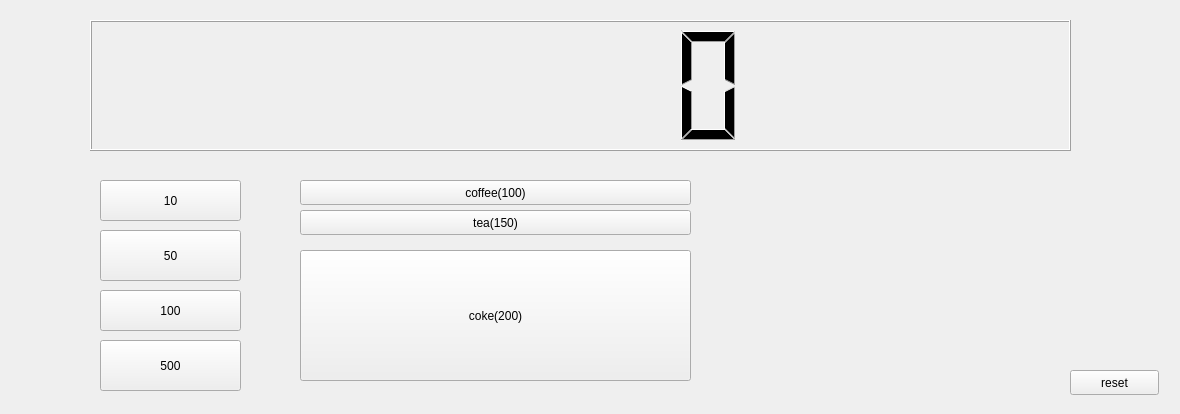
Old version of the form widget.ui in the repository gksdlrdl36/gilgil_QT_vending_machine.
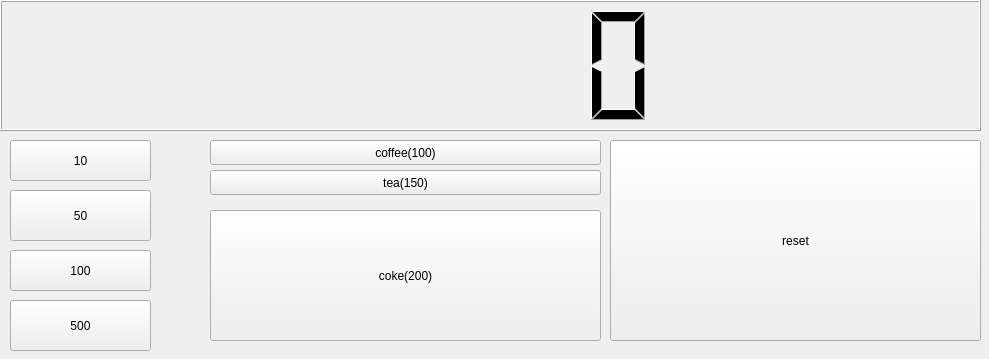
New version of the form.

Patch:
```diff
--- a/widget.ui
+++ b/widget.ui
@@ -6,8 +6,8 @@
    <rect>
     <x>0</x>
     <y>0</y>
-    <width>1180</width>
-    <height>414</height>
+    <width>989</width>
+    <height>359</height>
    </rect>
   </property>
   <property name="windowTitle">
@@ -16,8 +16,8 @@
   <widget class="QLCDNumber" name="lcdNumber">
    <property name="geometry">
     <rect>
-     <x>90</x>
-     <y>20</y>
+     <x>0</x>
+     <y>0</y>
      <width>981</width>
      <height>131</height>
     </rect>
@@ -26,8 +26,8 @@
   <widget class="QPushButton" name="pb10">
    <property name="geometry">
     <rect>
-     <x>100</x>
-     <y>180</y>
+     <x>10</x>
+     <y>140</y>
      <width>141</width>
      <height>41</height>
     </rect>
@@ -39,8 +39,8 @@
   <widget class="QPushButton" name="pb50">
    <property name="geometry">
     <rect>
-     <x>100</x>
-     <y>230</y>
+     <x>10</x>
+     <y>190</y>
      <width>141</width>
      <height>51</height>
     </rect>
@@ -52,8 +52,8 @@
   <widget class="QPushButton" name="pb100">
    <property name="geometry">
     <rect>
-     <x>100</x>
-     <y>290</y>
+     <x>10</x>
+     <y>250</y>
      <width>141</width>
      <height>41</height>
     </rect>
@@ -65,8 +65,8 @@
   <widget class="QPushButton" name="pb500">
    <property name="geometry">
     <rect>
-     <x>100</x>
-     <y>340</y>
+     <x>10</x>
+     <y>300</y>
      <width>141</width>
      <height>51</height>
     </rect>
@@ -78,8 +78,8 @@
   <widget class="QPushButton" name="pbCoffee">
    <property name="geometry">
     <rect>
-     <x>300</x>
-     <y>180</y>
+     <x>210</x>
+     <y>140</y>
      <width>391</width>
      <height>25</height>
     </rect>
@@ -91,8 +91,8 @@
   <widget class="QPushButton" name="pbTea">
    <property name="geometry">
     <rect>
-     <x>300</x>
-     <y>210</y>
+     <x>210</x>
+     <y>170</y>
      <width>391</width>
      <height>25</height>
     </rect>
@@ -104,8 +104,8 @@
   <widget class="QPushButton" name="pbCoke">
    <property name="geometry">
     <rect>
-     <x>300</x>
-     <y>250</y>
+     <x>210</x>
+     <y>210</y>
      <width>391</width>
      <height>131</height>
     </rect>
@@ -117,10 +117,10 @@
   <widget class="QPushButton" name="pbReset">
    <property name="geometry">
     <rect>
-     <x>1070</x>
-     <y>370</y>
-     <width>89</width>
-     <height>25</height>
+     <x>610</x>
+     <y>140</y>
+     <width>371</width>
+     <height>201</height>
     </rect>
    </property>
    <property name="text">
```
